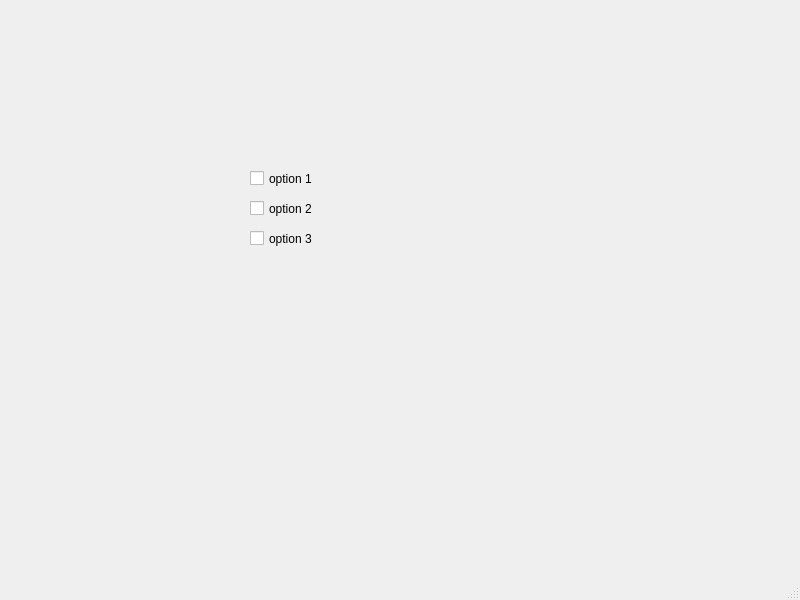
Qt form mainwindow.ui (Sushmitha212218203031/CHECKBOX-) before a commit.
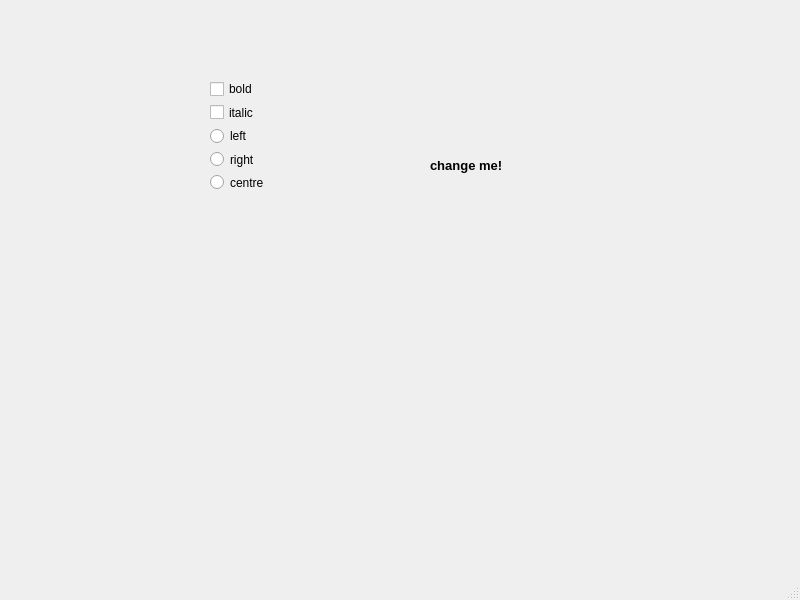
The same form after that commit.

Patch:
```diff
--- a/mainwindow.ui
+++ b/mainwindow.ui
@@ -14,44 +14,65 @@
    <string>MainWindow</string>
   </property>
   <widget class="QWidget" name="centralwidget">
-   <widget class="QCheckBox" name="checkBox">
+   <widget class="QLabel" name="label">
     <property name="geometry">
      <rect>
-      <x>250</x>
-      <y>170</y>
-      <width>70</width>
-      <height>17</height>
+      <x>430</x>
+      <y>140</y>
+      <width>111</width>
+      <height>51</height>
      </rect>
     </property>
     <property name="text">
-     <string>option 1</string>
+     <string>&lt;html&gt;&lt;head/&gt;&lt;body&gt;&lt;p&gt;&lt;span style=&quot; font-size:10pt; font-weight:600;&quot;&gt;change me!&lt;/span&gt;&lt;/p&gt;&lt;/body&gt;&lt;/html&gt;</string>
     </property>
    </widget>
-   <widget class="QCheckBox" name="checkBox_2">
+   <widget class="QWidget" name="">
     <property name="geometry">
      <rect>
-      <x>250</x>
-      <y>200</y>
-      <width>70</width>
-      <height>17</height>
+      <x>210</x>
+      <y>80</y>
+      <width>84</width>
+      <height>111</height>
      </rect>
     </property>
-    <property name="text">
-     <string>option 2</string>
-    </property>
-   </widget>
-   <widget class="QCheckBox" name="checkBox_3">
-    <property name="geometry">
-     <rect>
-      <x>250</x>
-      <y>230</y>
-      <width>70</width>
-      <height>17</height>
-     </rect>
-    </property>
-    <property name="text">
-     <string>option 3</string>
-    </property>
+    <layout class="QVBoxLayout" name="verticalLayout">
+     <item>
+      <widget class="QCheckBox" name="checkBox">
+       <property name="text">
+        <string>bold</string>
+       </property>
+      </widget>
+     </item>
+     <item>
+      <widget class="QCheckBox" name="checkBox_2">
+       <property name="text">
+        <string>italic</string>
+       </property>
+      </widget>
+     </item>
+     <item>
+      <widget class="QRadioButton" name="radioButton">
+       <property name="text">
+        <string>left</string>
+       </property>
+      </widget>
+     </item>
+     <item>
+      <widget class="QRadioButton" name="radioButton_2">
+       <property name="text">
+        <string>right</string>
+       </property>
+      </widget>
+     </item>
+     <item>
+      <widget class="QRadioButton" name="radioButton_3">
+       <property name="text">
+        <string>centre</string>
+       </property>
+      </widget>
+     </item>
+    </layout>
    </widget>
   </widget>
   <widget class="QMenuBar" name="menubar">
```
